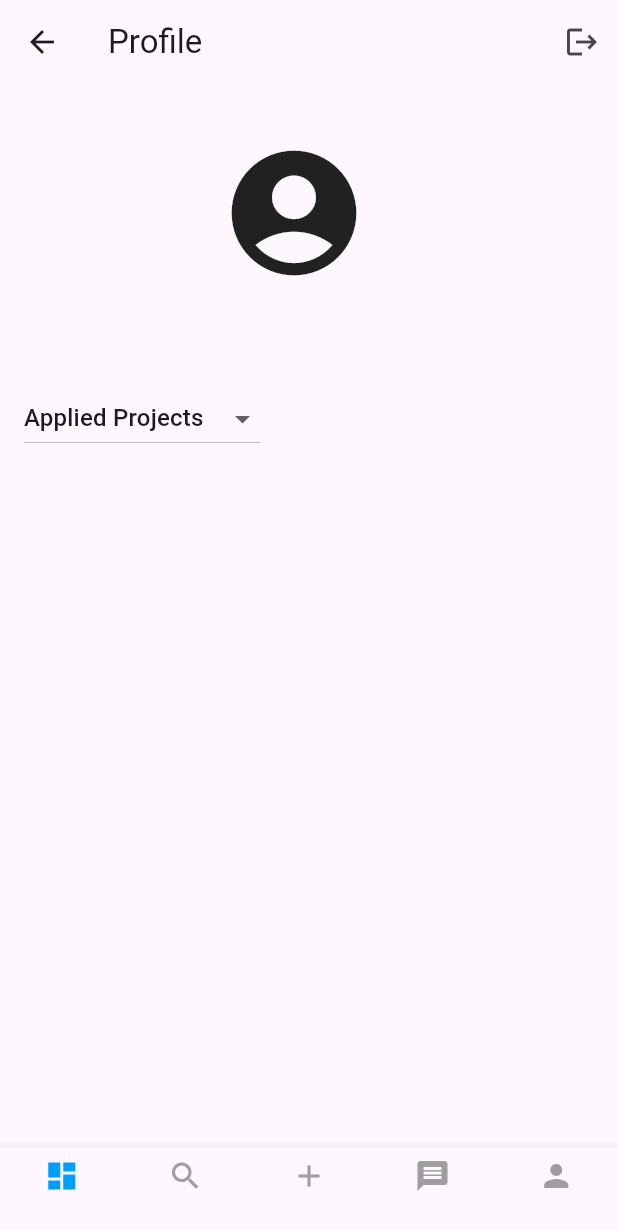
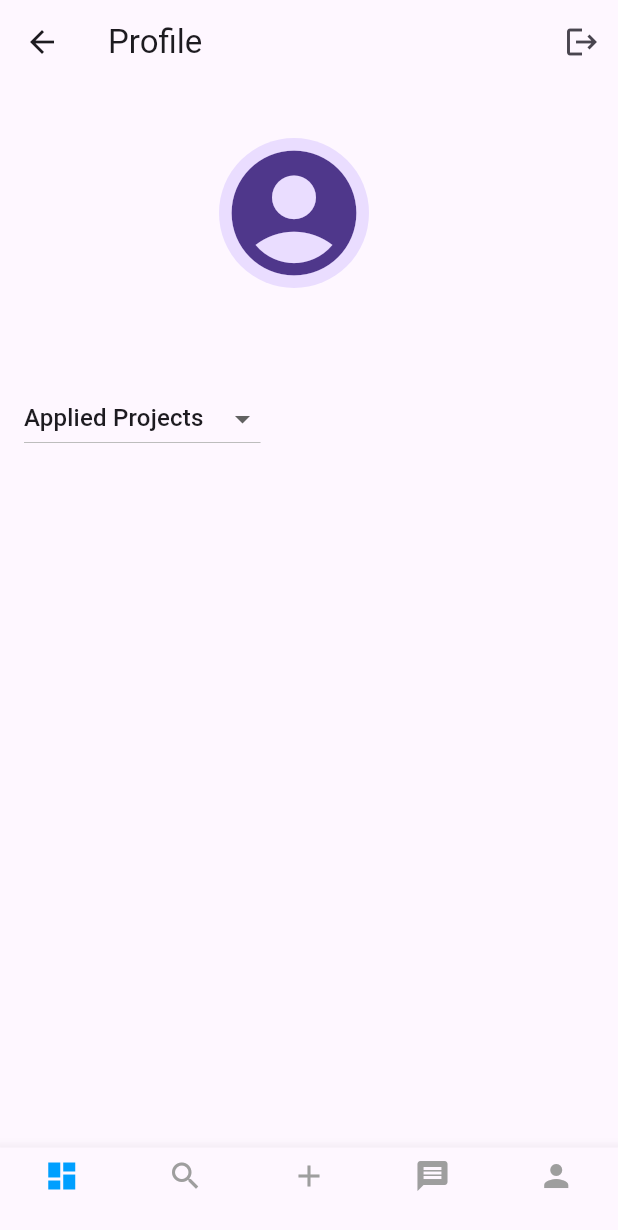
Before and after one commit to gajanana07/collabify2024, a Flutter app: the ProfileScreen screen opened directly, item 2 of the bottom bar chosen, after a tap on the "person" icon, on a phone screen of 412 x 824 dp. Shown: the top 1230 px of the screen. Run offline on Flutter 3.47's test engine with Material 3 defaults, Android fonts, the phone set to English and light mode, and no system bars; our stand-ins replace cached_network_image, cloud_firestore, firebase_auth, firebase_core, firebase_storage, google_sign_in and 1 more; accounts and stored records are empty.

Commit message:
pixels resolved

```diff
--- a/lib/profile1.dart
+++ b/lib/profile1.dart
@@ -43,7 +43,6 @@ class _ProfileScreenState extends State<ProfileScreen> {
   void initState() {
     super.initState();
     _fetchUserData();
-    //_fetchUserNameFromFirestore();
   }
 
   String _userName = '';
@@ -60,39 +59,12 @@ class _ProfileScreenState extends State<ProfileScreen> {
 
       final data = snapshot.data() as Map<String, dynamic>;
       print('Fetched user data: $data');
-      print('Fetched user data: $data');
       setState(() {
         _profileImageUrl =
             data['imageUrl'] ?? ''; // Assign imageUrl to _profileImageUrl
       });
     }
   }
-
-  /*String _userName = '';
-
-  void _fetchUserNameFromFirestore() async {
-    try {
-      final User? _user = FirebaseAuth.instance.currentUser;
-      if (_user != null) {
-        print('Fetching user name for user: ${_user.uid}');
-        final DocumentSnapshot snapshot = await FirebaseFirestore.instance
-            .collection('users')
-            .doc(_user.uid)
-            .get();
-
-        final data = snapshot.data() as Map<String, dynamic>;
-        print('Fetched user data: $data');
-        setState(() {
-          _userName = data['firstName'] ?? 'Unknown';
-        });
-      } else {
-        print('User not logged in');
-      }
-    } catch (e) {
-      print('Error fetching user name from Firestore: $e');
-      // Handle error appropriately here
-    }
-  }*/
 
   void _onItemTapped(int index) {
     setState(() {
@@ -190,7 +162,7 @@ class _ProfileScreenState extends State<ProfileScreen> {
             print('Building ListTile for: $data');
             return ListTile(
               title: Text(data['project_name'] ?? 'No Project Name'),
-              subtitle: Text(data['description'] ?? 'No Description'),
+              subtitle: Text(data['project_tags'] ?? 'No Description'),
             );
           },
         );
@@ -226,17 +198,16 @@ class _ProfileScreenState extends State<ProfileScreen> {
                           Row(
                             mainAxisAlignment: MainAxisAlignment.center,
                             children: <Widget>[
-                              if (_profileImageUrl.isNotEmpty)
-                                CachedNetworkImage(
-                                  imageUrl: _profileImageUrl,
-                                  placeholder: (context, url) =>
-                                      CircularProgressIndicator(),
-                                  errorWidget: (context, url, error) =>
-                                      Icon(Icons.error),
-                                )
-                              else
-                                Icon(Icons.account_circle,
-                                    size: 100), // Default icon if no image
+                              CircleAvatar(
+                                radius: 50,
+                                backgroundImage: _profileImageUrl.isNotEmpty
+                                    ? CachedNetworkImageProvider(
+                                        _profileImageUrl)
+                                    : null,
+                                child: _profileImageUrl.isEmpty
+                                    ? Icon(Icons.account_circle, size: 100)
+                                    : null,
+                              ),
                               SizedBox(width: 20),
                               Column(
                                 crossAxisAlignment: CrossAxisAlignment.start,
@@ -275,6 +246,7 @@ class _ProfileScreenState extends State<ProfileScreen> {
                               );
                             }).toList(),
                           ),
+                          SizedBox(height: 20), // Add this
                           _buildProjectDetails(),
                         ],
                       ),
@@ -322,37 +294,3 @@ class _ProfileScreenState extends State<ProfileScreen> {
     );
   }
 }
-
-class UserService {
-  final FirebaseStorage _storage = FirebaseStorage.instance;
-  final FirebaseFirestore _firestore = FirebaseFirestore.instance;
-
-  Future<Map<String, dynamic>> getUser(String uid) async {
-    DocumentSnapshot userData =
-        await _firestore.collection('users').doc(uid).get();
-    if (userData.exists) {
-      Map<String, dynamic> userDataMap =
-          userData.data() as Map<String, dynamic>;
-      String? profilePicture = userDataMap['profilePicture'];
-      if (profilePicture != null && profilePicture.isNotEmpty) {
-        try {
-          String downloadUrl = await _storage
-              .ref('user_images/$profilePicture')
-              .getDownloadURL();
-          userDataMap['profilePicture'] = downloadUrl;
-        } catch (e) {
-          // Handle errors like object not found
-          print("Error fetching image URL: $e");
-          userDataMap['profilePicture'] =
-              ''; // Set to an empty string or a default value
-        }
-      } else {
-        userDataMap['profilePicture'] =
-            ''; // Default value if profilePicture is null or empty
-      }
-      return userDataMap;
-    } else {
-      return {};
-    }
-  }
-}
--- a/lib/user_service.dart
+++ b/lib/user_service.dart
@@ -1,30 +1,36 @@
+import 'package:firebase_storage/firebase_storage.dart';
 import 'package:cloud_firestore/cloud_firestore.dart';
-import 'package:firebase_auth/firebase_auth.dart';
 
 class UserService {
-  final FirebaseAuth _auth = FirebaseAuth.instance;
+  final FirebaseStorage _storage = FirebaseStorage.instance;
   final FirebaseFirestore _firestore = FirebaseFirestore.instance;
 
-  Future<void> createUser(
-      String uid, String name, String email, String imageUrl) async {
-    try {
-      await _firestore.collection('users').doc(uid).set({
-        'name': name,
-        'email': email,
-        'imageUrl': imageUrl,
-      });
-      print(imageUrl);
-    } catch (e) {
-      print(e.toString());
-    }
-  }
-
-  Future<DocumentSnapshot> getUser(String uid) async {
-    try {
-      return await _firestore.collection('users').doc(uid).get();
-    } catch (e) {
-      print(e.toString());
-      rethrow;
+  Future<Map<String, dynamic>> getUser(String uid) async {
+    DocumentSnapshot userData =
+        await _firestore.collection('users').doc(uid).get();
+    if (userData.exists) {
+      Map<String, dynamic> userDataMap =
+          userData.data() as Map<String, dynamic>;
+      String? profilePicture = userDataMap['profilePicture'];
+      if (profilePicture != null && profilePicture.isNotEmpty) {
+        try {
+          String downloadUrl = await _storage
+              .ref('user_images/$profilePicture')
+              .getDownloadURL();
+          userDataMap['profilePicture'] = downloadUrl;
+        } catch (e) {
+          // Handle errors like object not found
+          print("Error fetching image URL: $e");
+          userDataMap['profilePicture'] =
+              ''; // Set to an empty string or a default value
+        }
+      } else {
+        userDataMap['profilePicture'] =
+            ''; // Default value if profilePicture is null or empty
+      }
+      return userDataMap;
+    } else {
+      return {};
     }
   }
 }
```
